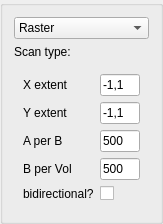
Before: the Qt Designer form ScanConfigWidget.ui in djsperka/vortup, drawn with Qt 5.
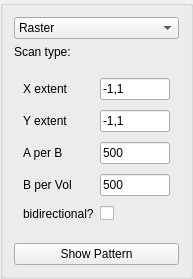
After: the same form once the commit is applied.

Commit message: WIP. Has raster scan plot, also limits and range for galvo are inconfig, but not tested in reality.

The edit to the form file:
```diff
--- a/ScanConfigWidget.ui
+++ b/ScanConfigWidget.ui
@@ -6,8 +6,8 @@
    <rect>
     <x>0</x>
     <y>0</y>
-    <width>146</width>
-    <height>200</height>
+    <width>193</width>
+    <height>279</height>
    </rect>
   </property>
   <property name="windowTitle">
@@ -263,6 +263,13 @@
      </widget>
     </widget>
    </item>
+   <item>
+    <widget class="QPushButton" name="pushButtonShowPattern">
+     <property name="text">
+      <string>Show Pattern</string>
+     </property>
+    </widget>
+   </item>
   </layout>
  </widget>
  <resources/>
```
The commit also changes 10 other files.
